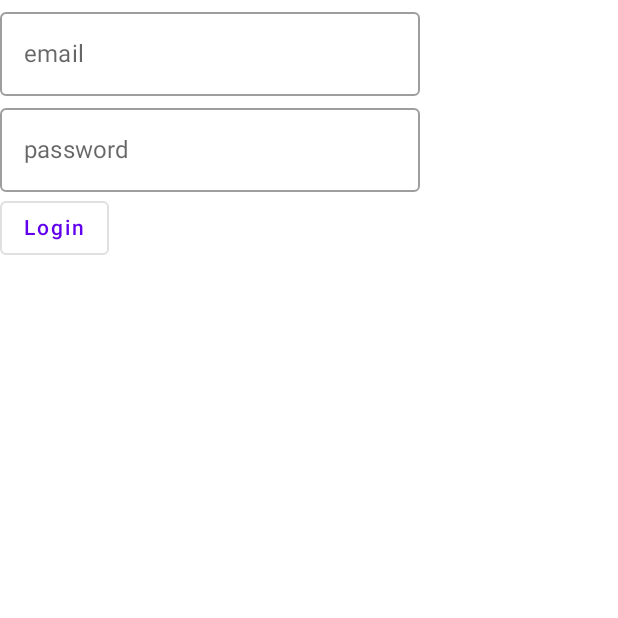
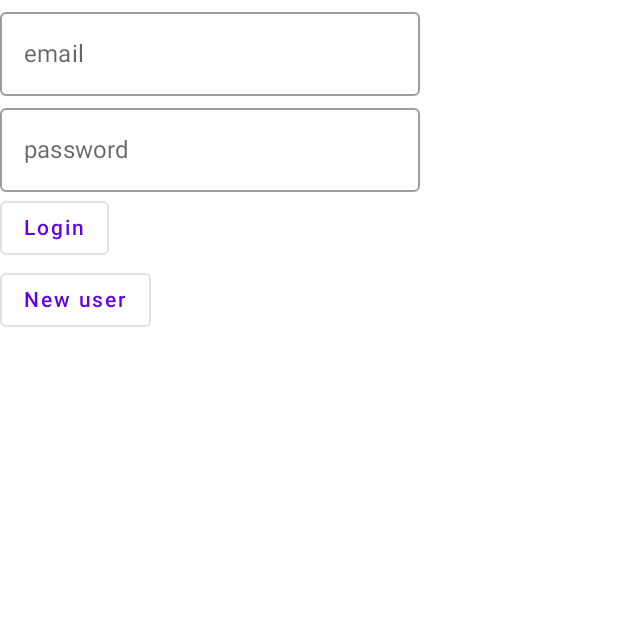
Before and after one commit to da-oulu-project-2022/group_3, an Android app built with Jetpack Compose: the screen it shows after launch (MainActivity), on a phone screen of 412 x 824 dp, the top half of it. Run offline under Robolectric (Android 15) with nearby library versions, the phone set to English and light mode, and no system bars; our stand-ins replace Firebase (no records; nobody signed in at launch, a user with empty details on screens opened directly).

Commit message:
login/register and data classes

```diff
--- a/app/src/main/java/com/example/polarmove/LoginRegister.kt
+++ b/app/src/main/java/com/example/polarmove/LoginRegister.kt
@@ -16,6 +16,9 @@ fun LoginRegister( userVM: UserVM, auth: FirebaseAuth ){
 
     var email by remember { mutableStateOf("")}
     var password by remember { mutableStateOf("")}
+    var repeatPassword by remember { mutableStateOf("")}
+    var username by remember { mutableStateOf("")}
+    var registerSwitch by remember { mutableStateOf(false)}
 
     Column(
         modifier = Modifier.fillMaxSize()
@@ -27,6 +30,13 @@ fun LoginRegister( userVM: UserVM, auth: FirebaseAuth ){
             singleLine = true
         )
 
+        if(registerSwitch){
+            OutlinedTextField(
+                value = username,
+                onValueChange = { username = it},
+                label = { Text(text = "username")},
+                singleLine = true
+            )
             OutlinedTextField(
                 value = password,
                 label = { Text( text = "password")},
@@ -34,11 +44,46 @@ fun LoginRegister( userVM: UserVM, auth: FirebaseAuth ){
                 singleLine = true,
                 keyboardOptions = KeyboardOptions( keyboardType = KeyboardType.Password)
             )
+            OutlinedTextField(
+                value = repeatPassword,
+                label = { Text( text = "repeat password")},
+                onValueChange = { repeatPassword = it },
+                singleLine = true,
+                keyboardOptions = KeyboardOptions( keyboardType = KeyboardType.Password)
+            )
+        } else {
+            OutlinedTextField(
+                value = password,
+                label = { Text( text = "password")},
+                onValueChange = { password = it },
+                singleLine = true,
+                keyboardOptions = KeyboardOptions( keyboardType = KeyboardType.Password)
+            )
+        }
 
+        if(!registerSwitch){
             OutlinedButton(
-            onClick = { login(email, password, userVM, auth)}
+                onClick = { login(email, password, userVM, auth) }
             ){
                 Text( text = "Login")
             }
+            OutlinedButton(
+                onClick = { registerSwitch = !registerSwitch }
+            ){
+                Text( text = "New user")
+            }
+        } else {
+            OutlinedButton(
+                onClick = { register(email, password, username, userVM, auth) }
+            ){
+                Text( text = "Register")
+            }
+            OutlinedButton(
+                onClick = { registerSwitch = !registerSwitch }
+            ){
+                Text( text = "Registered? Sign in")
             }
         }
+
+    }
+}
--- a/app/src/main/java/com/example/polarmove/StartPoint.kt
+++ b/app/src/main/java/com/example/polarmove/StartPoint.kt
@@ -15,6 +15,7 @@ fun StartPoint(){
     if( user != null ){
         userVM.setUser( user )
         userVM.setEmail( user.email.toString() )
+        userVM.fetchUserData()
     }
 
     if( userVM.user.value == null ){
--- /dev/null
+++ b/app/src/main/java/com/example/polarmove/UserDataClass.kt
@@ -0,0 +1,9 @@
+package com.example.polarmove
+
+data class UserDataClass(
+    var username: String = "",
+    var email: String = "",
+    var weight: Number = 0,
+    var height: Number = 0,
+    var age: Number = 0
+)
```
Also changed, not shown: app/src/main/java/com/example/polarmove/GameDataClass.kt (added, +12 -0 lines), app/src/main/java/com/example/polarmove/LoggedInTestView.kt (+11 -0 lines), app/src/main/java/com/example/polarmove/Services.kt (+19 -0 lines), app/src/main/java/com/example/polarmove/UserVM.kt (+22 -0 lines). Lines whose indentation alone changed are shown as unchanged.
